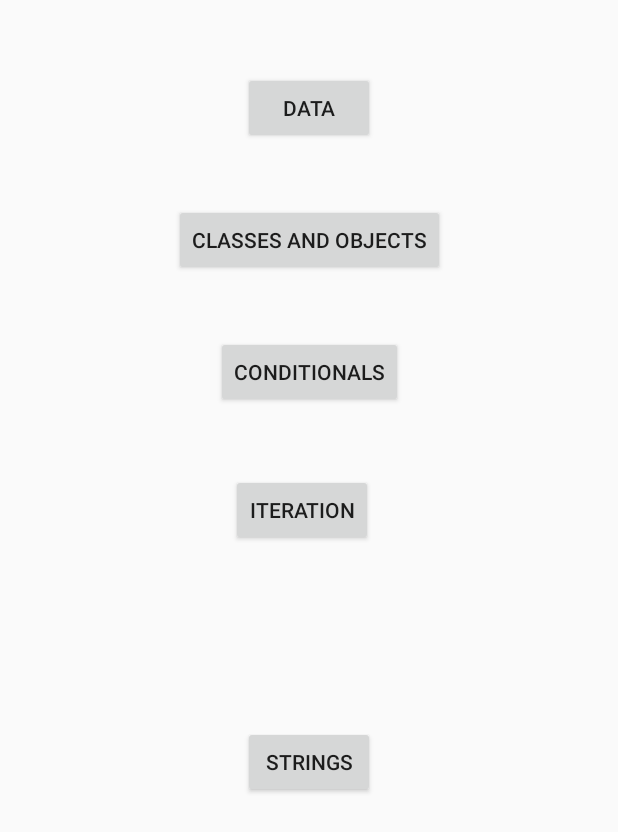
After one commit to sam-ng/APCompSciQuizApp, an Android app: the layout StartUpScreen.xml on its own in the app's theme, with its tools: preview values and no code run, on a phone screen of 412 x 824 dp. The commit adds this screen. Shown: the top 832 px of the screen. Run offline under Robolectric (Android 15) with nearby library versions, the phone set to English and light mode, and no system bars.

Commit message:
Fixed many bugs. Databases still need work.

```diff
--- a/app/src/main/AndroidManifest.xml
+++ b/app/src/main/AndroidManifest.xml
@@ -9,14 +9,15 @@
         android:roundIcon="@mipmap/ic_launcher_round"
         android:supportsRtl="true"
         android:theme="@style/AppTheme">
-        <activity android:name=".MainActivity">
+        <activity android:name=".StartUpScreen">
             <intent-filter>
                 <action android:name="android.intent.action.MAIN" />
 
                 <category android:name="android.intent.category.LAUNCHER" />
             </intent-filter>
         </activity>
-        <activity android:name=".ResultActivity"></activity>
+        <activity android:name=".ResultActivity" />
+        <activity android:name=".MainActivity"></activity>
     </application>
 
 </manifest>
--- /dev/null
+++ b/app/src/main/res/layout/StartUpScreen.xml
@@ -0,0 +1,75 @@
+<?xml version="1.0" encoding="utf-8"?>
+<android.support.constraint.ConstraintLayout xmlns:android="http://schemas.android.com/apk/res/android"
+    xmlns:app="http://schemas.android.com/apk/res-auto"
+    xmlns:tools="http://schemas.android.com/tools"
+    android:layout_width="match_parent"
+    android:layout_height="match_parent"
+    tools:context="com.example.sam.apcompsciquizapp.MainActivity"
+    tools:layout_editor_absoluteY="81dp">
+
+    <TextView
+        android:id="@+id/topic"
+        android:layout_width="wrap_content"
+        android:layout_height="wrap_content"
+        android:layout_marginEnd="8dp"
+        android:layout_marginStart="8dp"
+        android:textSize="14sp"
+        app:layout_constraintEnd_toEndOf="parent"
+        app:layout_constraintStart_toStartOf="parent"
+        app:layout_constraintTop_toTopOf="parent" />
+
+    <Button
+        android:id="@+id/data"
+        android:layout_width="wrap_content"
+        android:layout_height="wrap_content"
+        android:layout_marginTop="48dp"
+        android:text="DATA"
+        app:layout_constraintLeft_toLeftOf="parent"
+        app:layout_constraintRight_toRightOf="parent"
+        app:layout_constraintTop_toTopOf="@+id/topic" />
+
+    <Button
+        android:id="@+id/classObject"
+        android:layout_width="wrap_content"
+        android:layout_height="wrap_content"
+        android:layout_marginTop="40dp"
+        android:text="CLASSES AND OBJECTS"
+        app:layout_constraintLeft_toLeftOf="parent"
+        app:layout_constraintRight_toRightOf="parent"
+        app:layout_constraintTop_toBottomOf="@+id/data" />
+
+    <Button
+        android:id="@+id/conditional"
+        android:layout_width="wrap_content"
+        android:layout_height="wrap_content"
+        android:layout_marginTop="40dp"
+        android:text="CONDITIONALS"
+        app:layout_constraintLeft_toLeftOf="parent"
+        app:layout_constraintRight_toRightOf="parent"
+        app:layout_constraintTop_toBottomOf="@+id/classObject" />
+
+    <Button
+        android:id="@+id/iteration"
+        android:layout_width="wrap_content"
+        android:layout_height="wrap_content"
+        android:layout_marginTop="44dp"
+        android:text="ITERATION"
+        app:layout_constraintHorizontal_bias="0.486"
+        app:layout_constraintLeft_toLeftOf="parent"
+        app:layout_constraintRight_toRightOf="parent"
+        app:layout_constraintTop_toBottomOf="@+id/conditional" />
+
+    <Button
+        android:id="@+id/string"
+        android:layout_width="wrap_content"
+        android:layout_height="wrap_content"
+        android:layout_marginBottom="8dp"
+        android:layout_marginTop="32dp"
+        android:text="STRINGS"
+        app:layout_constraintBottom_toBottomOf="parent"
+        app:layout_constraintLeft_toLeftOf="parent"
+        app:layout_constraintRight_toRightOf="parent"
+        app:layout_constraintTop_toBottomOf="@+id/iteration"
+        app:layout_constraintVertical_bias="0.236" />
+
+</android.support.constraint.ConstraintLayout>
```
Also changed, not shown: app/src/main/java/com/example/sam/apcompsciquizapp/ScreenStartUp.java (added, +25 -0 lines), app/src/main/res/layout/activity_main.xml (+10 -52 lines).
